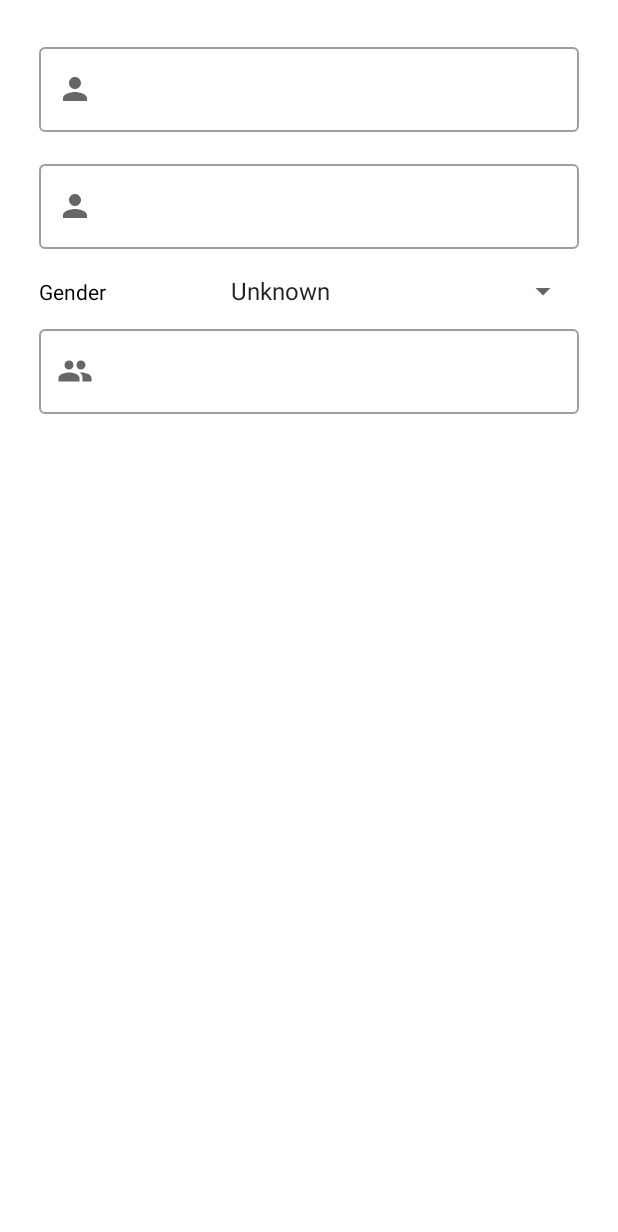
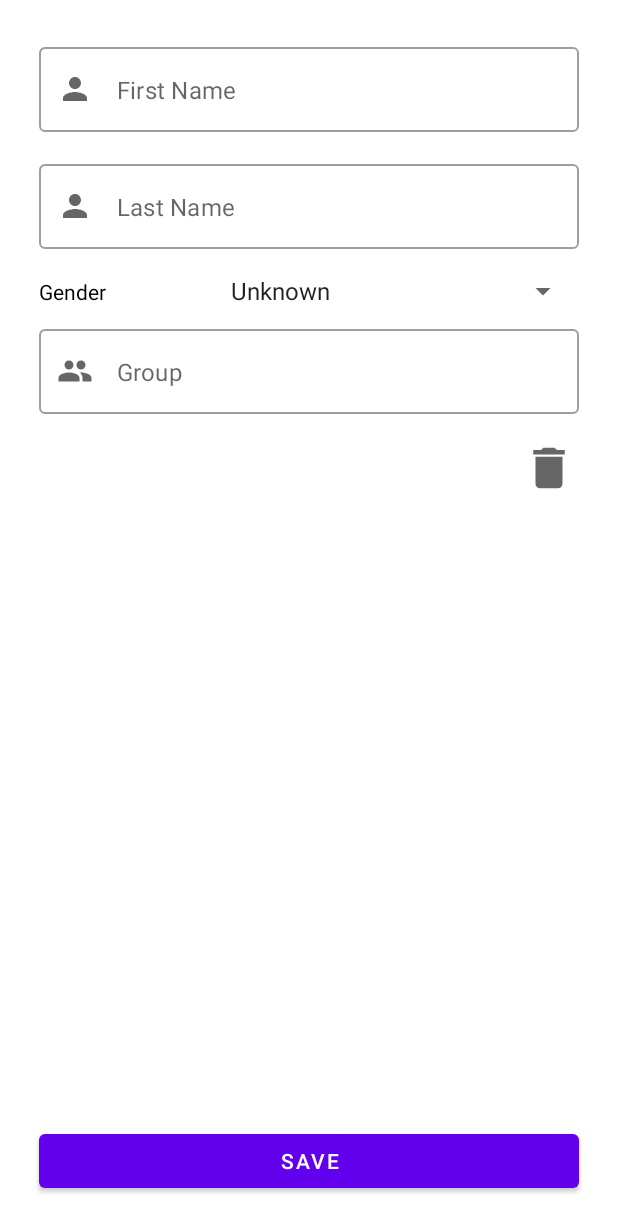
Before and after one commit to Nirwash/SportClub, an Android app: the screen it shows after launch (MainActivity), after a tap on an icon or button, on a phone screen of 412 x 824 dp. Shown: the top 1232 px of the screen. Run offline under Robolectric (Android 15) with nearby library versions, the phone set to English and light mode, and no system bars.

Commit message:
создание БД

```diff
--- a/app/src/main/AndroidManifest.xml
+++ b/app/src/main/AndroidManifest.xml
@@ -18,6 +18,12 @@
                 <category android:name="android.intent.category.LAUNCHER" />
             </intent-filter>
         </activity>
+        <provider
+            android:authorities="com.nirwashh.android.sportclub"
+            android:name=".data.ClubContentProvider"
+            android:exported="false">
+
+        </provider>
     </application>
 
 </manifest>
--- a/app/src/main/java/com/nirwashh/android/sportclub/AddMemberFragment.kt
+++ b/app/src/main/java/com/nirwashh/android/sportclub/AddMemberFragment.kt
@@ -1,19 +1,32 @@
 package com.nirwashh.android.sportclub
 
+import android.content.Context
 import android.os.Bundle
 import android.text.TextUtils
 import android.transition.TransitionInflater
+import android.util.Log
 import android.view.LayoutInflater
 import android.view.View
 import android.view.ViewGroup
 import android.widget.AdapterView
 import android.widget.ArrayAdapter
+import com.nirwashh.android.sportclub.data.DatabaseManager
+import com.nirwashh.android.sportclub.data.TAG
 import com.nirwashh.android.sportclub.databinding.FragmentAddMemberBinding
+import com.nirwashh.android.sportclub.model.Member
 
 class AddMemberFragment : BaseFragment() {
     private var _binding: FragmentAddMemberBinding? = null
     private val b get() = _binding!!
-    private var gender = 0
+    private var gender = ""
+    private lateinit var dbManager: DatabaseManager
+
+    override fun onAttach(context: Context) {
+        super.onAttach(context)
+        dbManager = DatabaseManager(context)
+
+    }
+
     override fun onCreate(savedInstanceState: Bundle?) {
         super.onCreate(savedInstanceState)
         val inflater = TransitionInflater.from(requireContext())
@@ -33,6 +46,24 @@ class AddMemberFragment : BaseFragment() {
     override fun onViewCreated(view: View, savedInstanceState: Bundle?) {
         super.onViewCreated(view, savedInstanceState)
         createSpinner()
+        b.btnSave.setOnClickListener {
+            saveMember()
+        }
+        b.btnDelete.setOnClickListener {
+            val firstName = b.edFirstName.text.toString()
+            val member = dbManager.getMember(firstName)
+            dbManager.deleteMember(member)
+        }
+
+
+    }
+
+    private fun saveMember() {
+        val firstName = b.edFirstName.text.toString()
+        val lastName = b.edLastName.text.toString()
+        val sportGroup = b.edGroup.text.toString()
+        val gender = b.spinner.selectedItem.toString()
+        dbManager.addMember(Member(firstName, lastName, gender, sportGroup))
     }
 
     private fun createSpinner() {
@@ -51,18 +82,11 @@ class AddMemberFragment : BaseFragment() {
                     position: Int,
                     id: Long
                 ) {
-                    val selectedGender = parent?.selectedItemPosition.toString()
-                    if (!TextUtils.isEmpty(selectedGender)) {
-                        gender = when (selectedGender) {
-                            "Male" -> 1
-                            "Female" -> 2
-                            else -> 0
-                        }
-                    }
+                    gender = selectedItem.toString()
                 }
 
                 override fun onNothingSelected(parent: AdapterView<*>?) {
-                    gender = 0
+                    gender = "non"
                 }
 
             }
@@ -73,4 +97,9 @@ class AddMemberFragment : BaseFragment() {
         super.onDestroyView()
         _binding = null
     }
+
+    override fun onDestroy() {
+        super.onDestroy()
+        dbManager.closeDb()
+    }
 }
--- a/app/src/main/java/com/nirwashh/android/sportclub/BaseFragment.kt
+++ b/app/src/main/java/com/nirwashh/android/sportclub/BaseFragment.kt
@@ -4,12 +4,15 @@ import android.content.Context
 import androidx.fragment.app.Fragment
 import androidx.fragment.app.FragmentActivity
 import androidx.fragment.app.FragmentManager
+import com.nirwashh.android.sportclub.data.DatabaseManager
 
 abstract class BaseFragment: Fragment() {
     protected lateinit var fm: FragmentManager
+
     override fun onAttach(context: Context) {
         super.onAttach(context)
         fm = (context as FragmentActivity).supportFragmentManager
+
     }
 
 
--- a/app/src/main/java/com/nirwashh/android/sportclub/MainActivity.kt
+++ b/app/src/main/java/com/nirwashh/android/sportclub/MainActivity.kt
@@ -2,7 +2,11 @@ package com.nirwashh.android.sportclub
 
 import androidx.appcompat.app.AppCompatActivity
 import android.os.Bundle
+import android.util.Log
+import com.nirwashh.android.sportclub.data.DatabaseManager
+import com.nirwashh.android.sportclub.data.TAG
 import com.nirwashh.android.sportclub.databinding.ActivityMainBinding
+import com.nirwashh.android.sportclub.model.Member
 
 class MainActivity : AppCompatActivity() {
     private lateinit var b: ActivityMainBinding
@@ -12,5 +16,7 @@ class MainActivity : AppCompatActivity() {
         setContentView(b.root)
         val fragment = MainFragment()
         supportFragmentManager.beginTransaction().add(R.id.fragment_container, fragment, "MainFragment").commit()
+
+
     }
 }
--- /dev/null
+++ b/app/src/main/java/com/nirwashh/android/sportclub/data/DatabaseHandler.kt
@@ -0,0 +1,26 @@
+package com.nirwashh.android.sportclub.data
+
+import android.content.Context
+import android.database.sqlite.SQLiteDatabase
+import android.database.sqlite.SQLiteOpenHelper
+import com.nirwashh.android.sportclub.data.DatabaseContract.DatabaseEntry.SQL_CREATE_ENTRIES
+import com.nirwashh.android.sportclub.data.DatabaseContract.DatabaseEntry.SQL_DELETE_ENTRIES
+
+class DatabaseHandler(context: Context) : SQLiteOpenHelper(
+    context,
+    DATABASE_NAME,
+    null,
+    DATABASE_VERSION) {
+    override fun onCreate(db: SQLiteDatabase?) {
+        db?.execSQL(SQL_CREATE_ENTRIES)
+    }
+
+    override fun onUpgrade(db: SQLiteDatabase?, oldVersion: Int, newVersion: Int) {
+        db?.execSQL(SQL_DELETE_ENTRIES)
+        onCreate(db)
+    }
+    companion object {
+        const val DATABASE_NAME = "SportClubDB"
+        const val DATABASE_VERSION = 1
+    }
+}
--- /dev/null
+++ b/app/src/main/res/drawable/ic_delete.xml
@@ -0,0 +1,5 @@
+<vector android:height="24dp" android:tint="#FFFFFF"
+    android:viewportHeight="24" android:viewportWidth="24"
+    android:width="24dp" xmlns:android="http://schemas.android.com/apk/res/android">
+    <path android:fillColor="@android:color/white" android:pathData="M6,19c0,1.1 0.9,2 2,2h8c1.1,0 2,-0.9 2,-2V7H6v12zM19,4h-3.5l-1,-1h-5l-1,1H5v2h14V4z"/>
+</vector>
--- a/app/src/main/res/layout/fragment_add_member.xml
+++ b/app/src/main/res/layout/fragment_add_member.xml
@@ -25,6 +25,7 @@
             android:imeOptions="actionDone"
             android:inputType="textCapSentences"
             android:maxLines="1"
+            android:hint="@string/first_name"
             android:singleLine="true" />
 
     </com.google.android.material.textfield.TextInputLayout>
@@ -48,6 +49,7 @@
             android:imeOptions="actionDone"
             android:inputType="textCapSentences"
             android:maxLines="1"
+            android:hint="@string/last_name"
             android:singleLine="true" />
 
     </com.google.android.material.textfield.TextInputLayout>
@@ -100,9 +102,32 @@
             android:imeOptions="actionDone"
             android:inputType="textCapSentences"
             android:maxLines="1"
+            android:hint="@string/group"
             android:singleLine="true" />
 
     </com.google.android.material.textfield.TextInputLayout>
+
+    <com.google.android.material.button.MaterialButton
+        android:id="@+id/btn_delete"
+        style="@style/iconButton"
+        android:layout_width="40dp"
+        android:layout_height="40dp"
+        app:layout_constraintEnd_toEndOf="parent"
+        app:layout_constraintTop_toBottomOf="@id/til_three"
+        android:layout_margin="16dp"
+        app:icon="@drawable/ic_delete"
+        android:background="@android:color/transparent"/>
+
+
+    <com.google.android.material.button.MaterialButton
+        android:id="@+id/btn_save"
+        android:layout_width="match_parent"
+        android:layout_height="wrap_content"
+        app:layout_constraintStart_toStartOf="parent"
+        app:layout_constraintEnd_toEndOf="parent"
+        app:layout_constraintBottom_toBottomOf="parent"
+        android:text="@string/save"
+        android:layout_margin="16dp"/>
 
 
 
--- a/app/src/main/res/values/strings.xml
+++ b/app/src/main/res/values/strings.xml
@@ -4,4 +4,5 @@
     <string name="last_name">Last Name</string>
     <string name="gender">Gender</string>
     <string name="group">Group</string>
+    <string name="save">save</string>
 </resources>
```
Also changed, not shown: app/src/main/java/com/nirwashh/android/sportclub/data/ClubContentProvider.kt (added, +45 -0 lines), app/src/main/java/com/nirwashh/android/sportclub/data/DatabaseContract.kt (added, +25 -0 lines), app/src/main/java/com/nirwashh/android/sportclub/data/DatabaseManager.kt (added, +142 -0 lines), app/src/main/java/com/nirwashh/android/sportclub/model/Member.kt (added, +25 -0 lines), app/src/main/res/values/themes.xml (+11 -0 lines).
